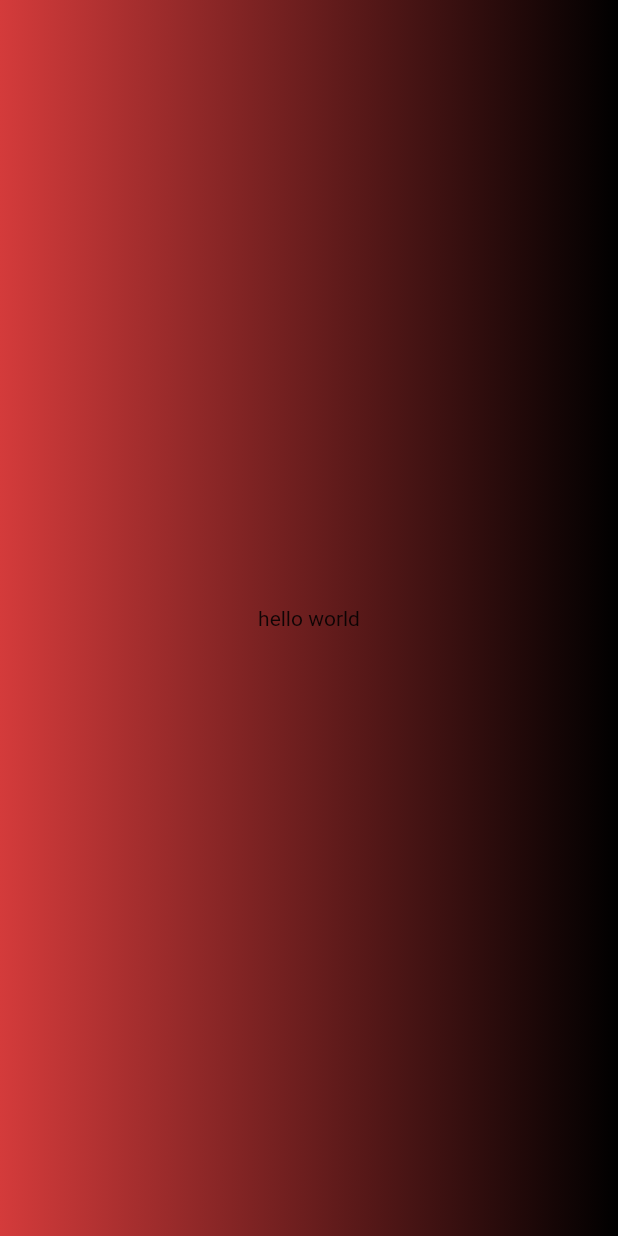
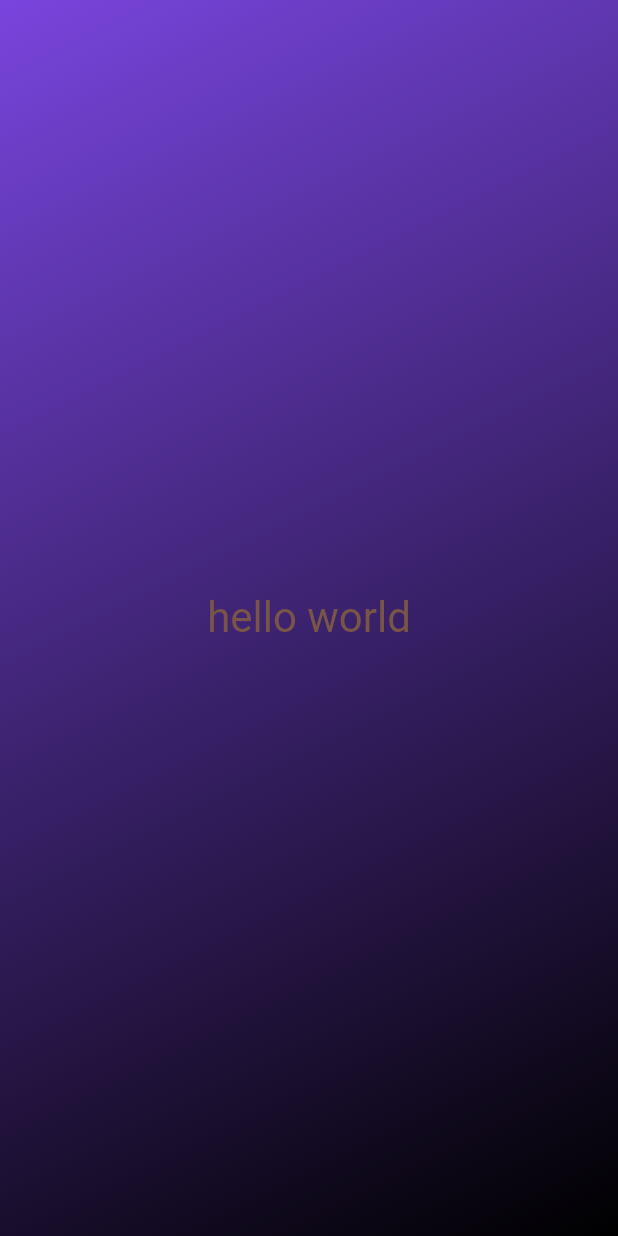
Before and after one commit to widejoy/app_1, a Flutter app: the screen it shows after launch, on a phone screen of 412 x 824 dp. Run offline on Flutter 3.47's test engine with Material 2 defaults, Android fonts, the light colour scheme and no system bars.

Commit message:
arranged the main body in a class

```diff
--- a/lib/main.dart
+++ b/lib/main.dart
@@ -4,16 +4,32 @@ void main() {
   runApp(
     MaterialApp(
       home: Scaffold(
-        body: Container(
-          decoration: const BoxDecoration(
-            gradient: LinearGradient(
-                colors: [Color.fromARGB(255, 212, 59, 59), Colors.black,]),
-          ),
-          child: const Center(
-            child: Text('hello world'),
-          ),
-        ),
+        body:BaseContainer(),
       ),
     ),
   );
 }
+
+class BaseContainer extends StatelessWidget{
+  @override
+  Widget build(context) {
+    return Container(
+          decoration: const BoxDecoration(
+            gradient: LinearGradient(colors: [
+              Color.fromARGB(255, 120, 69, 221),
+              Colors.black,
+            ],begin: Alignment.topLeft,
+            end: Alignment.bottomRight
+
+            ),
+          ),
+          child: const Center(
+            child: Text(
+              'hello world',
+              style: TextStyle(color: Colors.brown, fontSize: 28),
+            ),
+          ),
+        );
+  }
+
+}
```
